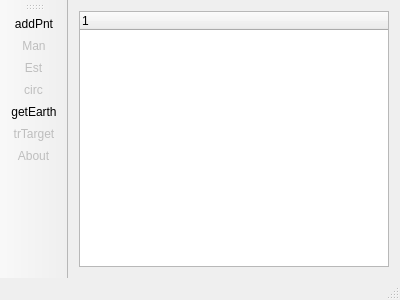
The window that qtkamal.ui (cragapito/qtkamal) describes before a commit, drawn with Qt 5.
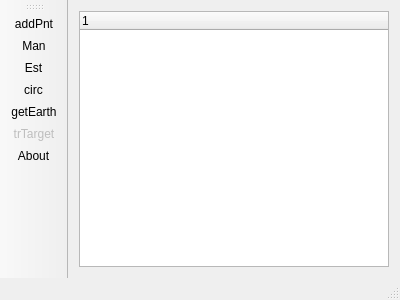
The same window after the commit. Icons and pictures are not drawn.

```diff
--- a/qtkamal.ui
+++ b/qtkamal.ui
@@ -110,7 +110,7 @@
   </action>
   <action name="actionMan">
    <property name="enabled">
-    <bool>false</bool>
+    <bool>true</bool>
    </property>
    <property name="icon">
     <iconset>
@@ -129,7 +129,7 @@
   </action>
   <action name="actionEst">
    <property name="enabled">
-    <bool>false</bool>
+    <bool>true</bool>
    </property>
    <property name="icon">
     <iconset>
@@ -148,7 +148,7 @@
   </action>
   <action name="actionCirc">
    <property name="enabled">
-    <bool>false</bool>
+    <bool>true</bool>
    </property>
    <property name="icon">
     <iconset>
@@ -203,7 +203,7 @@
   </action>
   <action name="actionAbout">
    <property name="enabled">
-    <bool>false</bool>
+    <bool>true</bool>
    </property>
    <property name="icon">
     <iconset resource="res.qrc">
```
